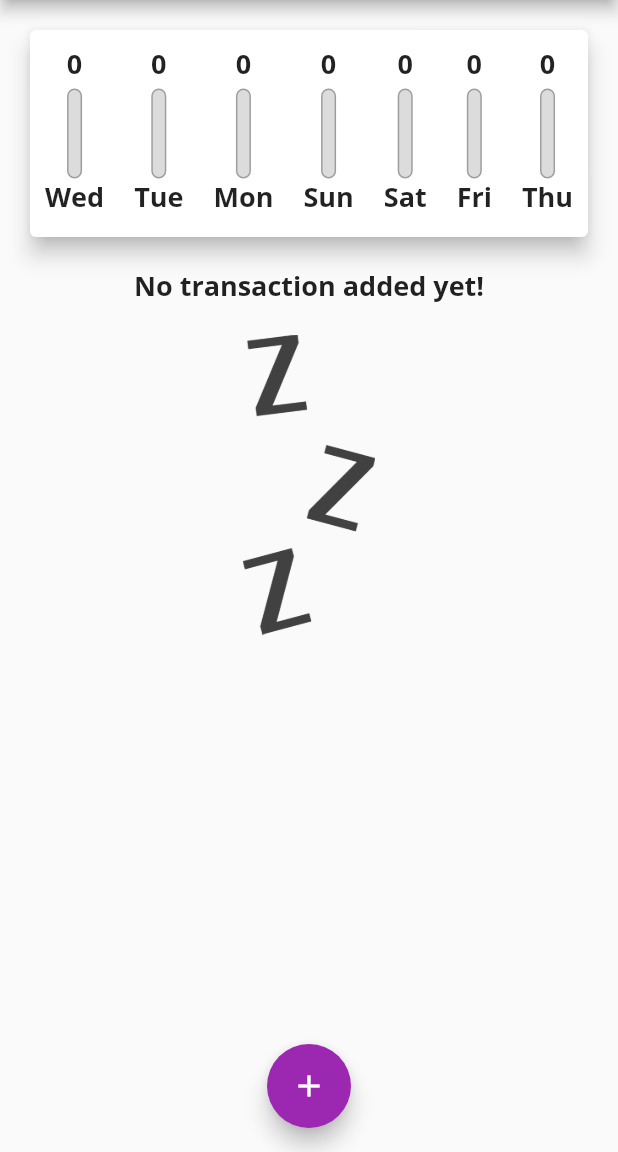
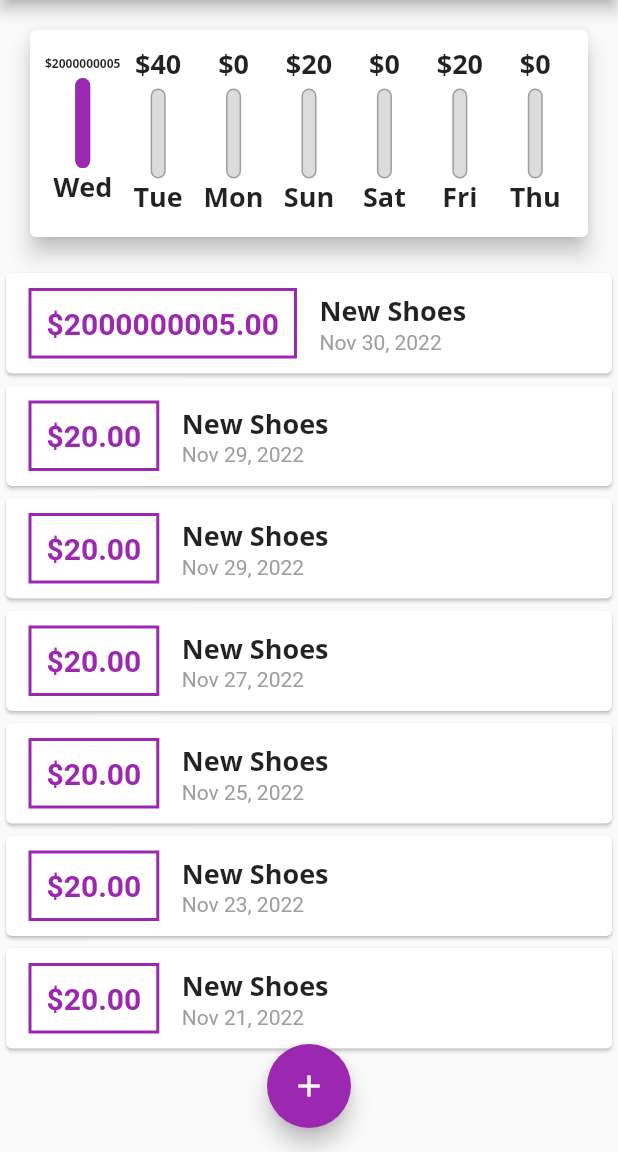
Before and after one commit to ziadHesham1/expense-planner-flutter-mobile-application, a Flutter app: the screen it shows after launch, on a phone screen of 412 x 824 dp, the part 84-1236 px from its top. Run offline on Flutter 3.47's test engine with Material 2 defaults, Android fonts, the light colour scheme and no system bars; Roboto replaces fonts that are missing (OpenSans).

Commit message:
making text responsive in chart

```diff
--- a/lib/main.dart
+++ b/lib/main.dart
@@ -52,48 +52,48 @@
 @override
 class _MyHomePageState extends State<MyHomePage> {
   final List<Transaction> transactions = [
-    // Transaction(
-    //   id: 't1',
-    //   title: 'New Shoes',
-    //   amount: 20,
-    //   date: DateTime.now()
-    // ),
-    // Transaction(
-    //   id: 't1',
-    //   title: 'New Shoes',
-    //   amount: 20,
-    //   date: DateTime.now().subtract(const Duration(days: 1)),
-    // ),
-    // Transaction(
-    //   id: 't1',
-    //   title: 'New Shoes',
-    //   amount: 20,
-    //   date: DateTime.now().subtract(const Duration(days: 1)),
-    // ),
-    // Transaction(
-    //   id: 't1',
-    //   title: 'New Shoes',
-    //   amount: 20,
-    //   date: DateTime.now().subtract(const Duration(days: 3)),
-    // ),
-    // Transaction(
-    //   id: 't1',
-    //   title: 'New Shoes',
-    //   amount: 20,
-    //   date: DateTime.now().subtract(const Duration(days: 5)),
-    // ),
-    // Transaction(
-    //   id: 't1',
-    //   title: 'New Shoes',
-    //   amount: 20,
-    //   date: DateTime.now().subtract(const Duration(days: 7)),
-    // ),
-    // Transaction(
-    //   id: 't1',
-    //   title: 'New Shoes',
-    //   amount: 20,
-    //   date: DateTime.now().subtract(const Duration(days: 9)),
-    // ),
+    Transaction(
+      id: 't1',
+      title: 'New Shoes',
+      amount: 2000000005,
+      date: DateTime.now()
+    ),
+    Transaction(
+      id: 't1',
+      title: 'New Shoes',
+      amount: 20,
+      date: DateTime.now().subtract(const Duration(days: 1)),
+    ),
+    Transaction(
+      id: 't1',
+      title: 'New Shoes',
+      amount: 20,
+      date: DateTime.now().subtract(const Duration(days: 1)),
+    ),
+    Transaction(
+      id: 't1',
+      title: 'New Shoes',
+      amount: 20,
+      date: DateTime.now().subtract(const Duration(days: 3)),
+    ),
+    Transaction(
+      id: 't1',
+      title: 'New Shoes',
+      amount: 20,
+      date: DateTime.now().subtract(const Duration(days: 5)),
+    ),
+    Transaction(
+      id: 't1',
+      title: 'New Shoes',
+      amount: 20,
+      date: DateTime.now().subtract(const Duration(days: 7)),
+    ),
+    Transaction(
+      id: 't1',
+      title: 'New Shoes',
+      amount: 20,
+      date: DateTime.now().subtract(const Duration(days: 9)),
+    ),
 
   ];
 
--- a/lib/widgets/chart.dart
+++ b/lib/widgets/chart.dart
@@ -38,14 +38,15 @@
 
   @override
   Widget build(BuildContext context) {
-
     return SizedBox(
       width: double.infinity,
       child: Card(
         elevation: 6,
         margin: const EdgeInsets.all(20),
+        child: Padding(
+          padding: const EdgeInsets.all(10),
           child: Row(
-          mainAxisAlignment: MainAxisAlignment.center,
+            mainAxisAlignment: MainAxisAlignment.spaceAround,
             children: [
               ...groupedTransactionValues.map((e) {
                 String d = e[dayKey].toString();
@@ -56,6 +57,7 @@
             ],
           ),
         ),
+      ),
     );
   }
 }
--- a/lib/widgets/chart_bar.dart
+++ b/lib/widgets/chart_bar.dart
@@ -11,13 +11,15 @@
 
   @override
   Widget build(BuildContext context) {
-    return Container(
-      margin: const EdgeInsets.all(10),
+    return Flexible(
+      fit: FlexFit.tight,
       child: Column(
         children: [
           // spent amount text
-          Text(spendAmount.toStringAsFixed(0),
-              style: Theme.of(context).textTheme.headline6),
+          FittedBox(
+            child: Text('\$${spendAmount.toStringAsFixed(0)}',
+                style: Theme.of(context).textTheme.headline6),
+          ),
           const SizedBox(height: 4),
           //  spending precentage bar of total in the week
           SizedBox(
@@ -47,7 +49,7 @@
             ),
           ),
           // day title text
-          Text(label, style: Theme.of(context).textTheme.headline6),
+          Text('$label', style: Theme.of(context).textTheme.headline6),
           const SizedBox(height: 4),
         ],
       ),
```
Lines whose indentation alone changed are shown as unchanged.
